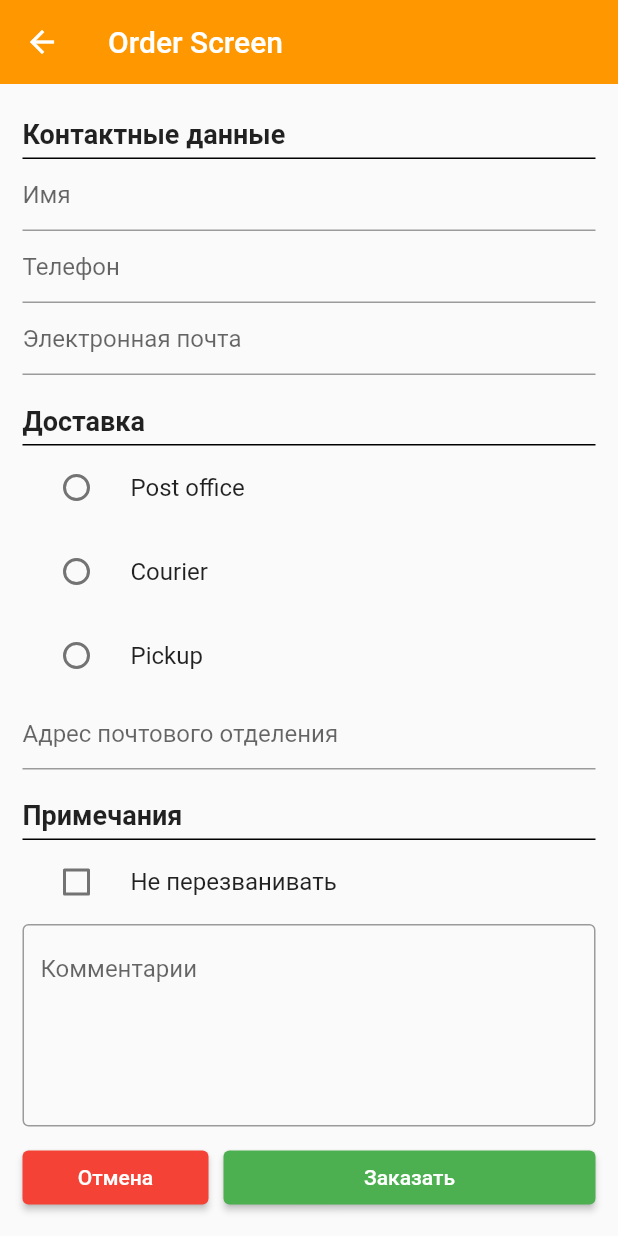
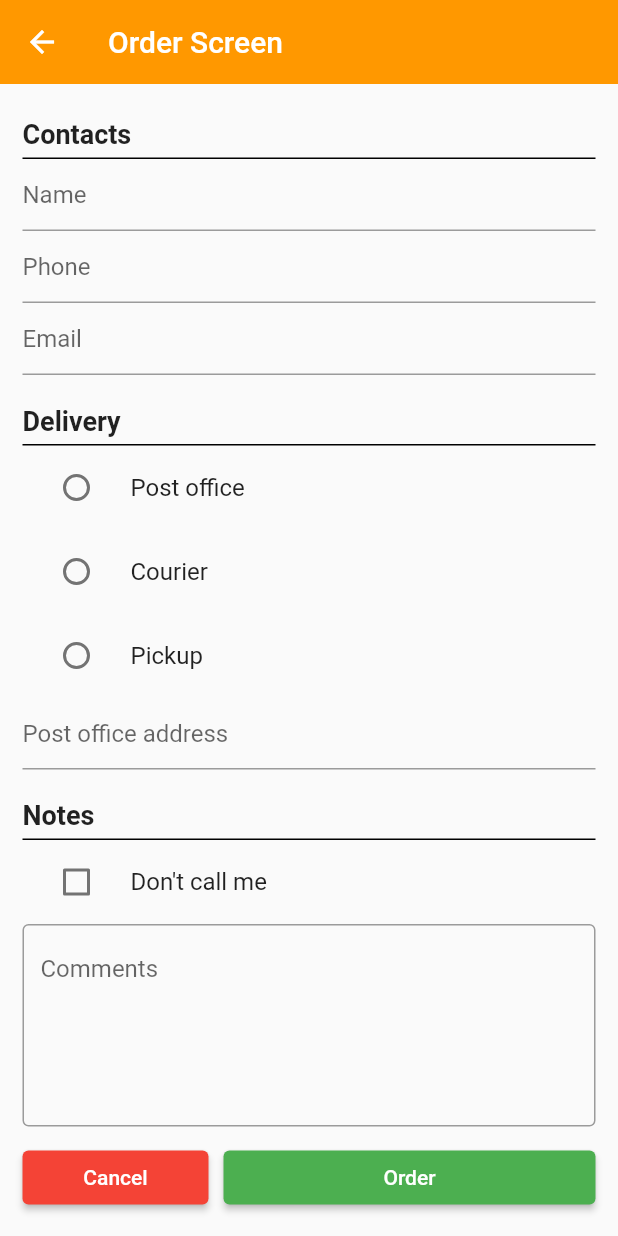
Before and after one commit to VladMezhuev/phoes_flutter, a Flutter app: the OrderScreen screen opened directly with sample values from the repository, scrolled down 207 dp, on a phone screen of 412 x 824 dp. Run offline on Flutter 3.47's test engine with Material 2 defaults, Android fonts, the phone set to English and light mode, and no system bars; our stand-ins replace flutter_bloc, freezed_annotation, get_it, go_router; generated files the repository leaves out were written again.

Commit message:
add localizations for all order page

```diff
--- a/lib/l10n/app_en.arb
+++ b/lib/l10n/app_en.arb
@@ -3,6 +3,21 @@
   "@catalog": {
     "description": "Title of catalog screen"
   },
+
+  "colorBlockTitle": "Color",
+  "deliveryBlockTitle": "Delivery",
+  "contactsBlockTitle": "Contacts",
+  "notesBlockTitle": "Notes",
+
+  "nameHintInput": "Name",
+  "phoneHintInput": "Phone",
+  "emailHintInput": "Email",
+  "deliveryAddressHintInput": "Post office address",
+  "commentsHintInput": "Comments",
+  "callMe": "Don't call me",
+
+  "cancelButton": "Cancel",
+  "orderButton": "Order",
 
   "blackColor": "black",
   "@blackColor": {
--- a/lib/l10n/app_ru.arb
+++ b/lib/l10n/app_ru.arb
@@ -3,6 +3,21 @@
   "@catalog": {
     "description": "Title of catalog screen"
   },
+
+  "colorBlockTitle": "Цвет",
+  "deliveryBlockTitle": "Доставка",
+  "contactsBlockTitle": "Контактные данные",
+  "notesBlockTitle": "Примечания",
+
+  "nameHintInput": "Имя",
+  "phoneHintInput": "Телефон",
+  "emailHintInput": "Электронная почта",
+  "deliveryAddressHintInput": "Адрес почтового отделения",
+  "commentsHintInput": "Комментарии",
+  "callMe": "Не перезванивать",
+
+  "cancelButton": "Отмена",
+  "orderButton": "Заказать",
 
   "blackColor": "Черный",
   "@blackColor": {
--- a/lib/screens/order/order_screen.dart
+++ b/lib/screens/order/order_screen.dart
@@ -50,7 +50,7 @@ class OrderScreen extends StatelessWidget {
                             const SizedBox(
                               height: 20,
                             ),
-                            const TitleWidget(title: 'Цвет'),
+                            TitleWidget(title: AppLocalizations.of(context).colorBlockTitle),
                             const ColorRadioGroup(),
                             const SizedBox(
                               height: 20,
@@ -59,21 +59,21 @@ class OrderScreen extends StatelessWidget {
                             const SizedBox(
                               height: 20,
                             ),
-                            const TitleWidget(title: 'Доставка'),
+                            TitleWidget(title: AppLocalizations.of(context).deliveryBlockTitle),
                             const DeliveryRadioGroup(),
                             TextFormField(
-                              decoration: const InputDecoration(
-                                  hintText: 'Адрес почтового отделения'),
+                              decoration: InputDecoration(
+                                  hintText: AppLocalizations.of(context).deliveryAddressHintInput),
                             ),
                             const SizedBox(
                               height: 20,
                             ),
-                            const TitleWidget(title: 'Примечания'),
+                            TitleWidget(title: AppLocalizations.of(context).notesBlockTitle),
                             const CallCheckbox(),
                             TextFormField(
-                              decoration: const InputDecoration(
-                                  hintText: 'Комментарии',
-                                  border: OutlineInputBorder()),
+                              decoration: InputDecoration(
+                                  hintText: AppLocalizations.of(context).commentsHintInput,
+                                  border: const OutlineInputBorder()),
                               maxLines: 5,
                             ),
                             const SizedBox(
@@ -91,7 +91,7 @@ class OrderScreen extends StatelessWidget {
                                       backgroundColor:
                                           MaterialStateProperty.all(Colors.red),
                                     ),
-                                    child: const Text('Отмена'),
+                                    child: Text(AppLocalizations.of(context).cancelButton),
                                   ),
                                 ),
                                 const SizedBox(
@@ -110,7 +110,7 @@ class OrderScreen extends StatelessWidget {
                                           MaterialStateProperty.all(
                                               Colors.green),
                                     ),
-                                    child: const Text('Заказать'),
+                                    child: Text(AppLocalizations.of(context).orderButton),
                                   ),
                                 ),
                               ],
@@ -253,25 +253,25 @@ class _UserInfoState extends State<UserInfo> {
   Widget build(BuildContext context) {
     return Column(
       children: [
-        const TitleWidget(title: 'Контактные данные'),
+        TitleWidget(title: AppLocalizations.of(context).contactsBlockTitle),
         TextField(
-          decoration: const InputDecoration(
-            hintText: 'Имя',
+          decoration: InputDecoration(
+            hintText: AppLocalizations.of(context).nameHintInput,
           ),
           onChanged: (value) {
             context.read<OrderBloc>().add(GetUserName(value));
           },
         ),
         TextField(
-            decoration: const InputDecoration(
-              hintText: 'Телефон',
+            decoration: InputDecoration(
+              hintText: AppLocalizations.of(context).phoneHintInput,
             ),
             onChanged: (value) {
               context.read<OrderBloc>().add(GetUserPhone(value));
             }),
         TextField(
-          decoration: const InputDecoration(
-            hintText: 'Электронная почта',
+          decoration: InputDecoration(
+            hintText: AppLocalizations.of(context).emailHintInput,
           ),
           onChanged: (value) {
             context.read<OrderBloc>().add(GetUserEmail(value));
@@ -366,7 +366,7 @@ class _CallCheckboxState extends State<CallCheckbox> {
         setState(() => isChecked = value!);
         context.read()<OrderBloc>().add(GetNeedToCall(value!));
       },
-      title: const Text('Не перезванивать'),
+      title: Text(AppLocalizations.of(context).callMe),
       controlAffinity: ListTileControlAffinity.leading,
     );
   }
```
